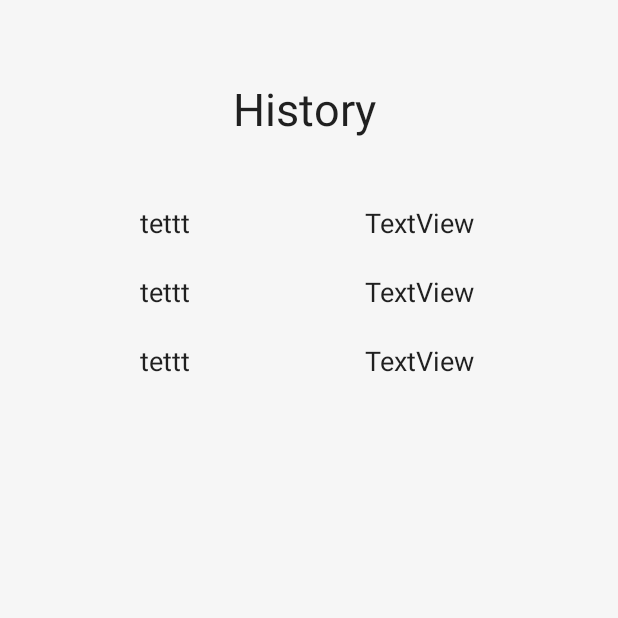
After one commit to taninjackie/wholesomefood, an Android app: the HistoryActivity screen opened directly, with no data from a screen before it, on a phone screen of 412 x 824 dp, the top half of it. The commit adds this screen. Run offline under Robolectric (Android 15) with nearby library versions, the phone set to English and light mode, and no system bars.

Commit message:
history_activity.xml and row_history.xml create

```diff
--- a/app/src/main/java/com/egco/wholesomefoodapp/DetectionActivity.kt
+++ b/app/src/main/java/com/egco/wholesomefoodapp/DetectionActivity.kt
@@ -125,9 +125,6 @@ class DetectionActivity:AppCompatActivity() {
         }
     }
 
-
-
-
     private fun fixbug64(b64: String):String{
         val new  = b64.substring(1).substring(1).dropLast(1)
         Log.d("Dedsecq", new)
@@ -156,7 +153,7 @@ class DetectionActivity:AppCompatActivity() {
             .add("img", base64)
             .build();
         val request = Request.Builder()
-            .url("https://acc667dc6ef1.ngrok.io/test")
+            .url("https://b41b7f9c4f83.ngrok.io/test")
             .post(formbody)
             .build()
         client.newCall(request).enqueue(object : Callback {
--- /dev/null
+++ b/app/src/main/java/com/egco/wholesomefoodapp/HistoryActivity.kt
@@ -0,0 +1,58 @@
+package com.egco.wholesomefoodapp
+
+import android.app.Activity
+import android.os.Bundle
+import android.view.LayoutInflater
+import android.view.View
+import android.view.ViewGroup
+import android.widget.TextView
+import androidx.recyclerview.widget.LinearLayoutManager
+import androidx.recyclerview.widget.RecyclerView
+import kotlinx.android.synthetic.main.activity_main.*
+import kotlinx.android.synthetic.main.history_activity.*
+import kotlinx.android.synthetic.main.row_history.view.*
+
+class HistoryActivity:Activity() {
+    override fun onCreate(savedInstanceState: Bundle?) {
+        super.onCreate(savedInstanceState)
+        setContentView(R.layout.history_activity)
+        val arrayListTest:ArrayList<String> = ArrayList()
+        arrayListTest.add("tettt")
+        arrayListTest.add("tettt")
+        arrayListTest.add("tettt")
+
+        recyclerViewHistory.layoutManager = LinearLayoutManager(this)
+        recyclerViewHistory.adapter = CustomAdapter(arrayListTest)
+
+    }
+
+    class CustomAdapter(private val dataSet: ArrayList<String>) :
+        RecyclerView.Adapter<CustomAdapter.ViewHolder>() {
+
+        class ViewHolder(view: View) : RecyclerView.ViewHolder(view) {
+            val dateHis: TextView
+
+            init {
+                dateHis = view.findViewById(R.id.dateHis)
+            }
+        }
+
+        // Create new views (invoked by the layout manager)
+        override fun onCreateViewHolder(viewGroup: ViewGroup, viewType: Int): ViewHolder {
+            // Create a new view, which defines the UI of the list item
+            val view = LayoutInflater.from(viewGroup.context)
+                .inflate(R.layout.row_history, viewGroup, false)
+
+            return ViewHolder(view)
+        }
+
+        override fun onBindViewHolder(viewHolder: ViewHolder, position: Int) {
+            viewHolder.dateHis.text = dataSet[position]
+        }
+
+        override fun getItemCount() = dataSet.size
+
+    }
+
+
+}
--- a/app/src/main/java/com/egco/wholesomefoodapp/SettingActivity.kt
+++ b/app/src/main/java/com/egco/wholesomefoodapp/SettingActivity.kt
@@ -32,9 +32,6 @@ class SettingActivity: AppCompatActivity() {
                 usernameBackup = lines.fold("") { some, text -> "$text" }
             }
             val listUserBackup = usernameBackup.split(",").toMutableList()
-            /*Log.d("list2", list.toString())
-            Log.d("list2", list[0])
-            Log.d("list22", list.joinToString ())*/
             deleteFile("users.txt")
             for(i in listUserBackup.indices)
             {
@@ -68,9 +65,7 @@ class SettingActivity: AppCompatActivity() {
 
         }
     }
-    private fun deleteUser() {
 
-    }
 
     private fun save(file:String,text:String) {
         var fos: FileOutputStream? = null
@@ -129,7 +124,6 @@ class SettingActivity: AppCompatActivity() {
         builder.show()
     }
     fun withMultiChoiceList(view: View) {
-
         val items = arrayOf("Shrimp", "Salmon", "Apple", "Tomato", "Pumpkin", "Cucumber", "Broccoli", "Rambutan")
         val selectedList = ArrayList<Int>()
         val builder = AlertDialog.Builder(this,R.style.AlertDialogTheme)
--- /dev/null
+++ b/app/src/main/res/layout/history_activity.xml
@@ -0,0 +1,30 @@
+<?xml version="1.0" encoding="utf-8"?>
+<androidx.constraintlayout.widget.ConstraintLayout xmlns:android="http://schemas.android.com/apk/res/android"
+    xmlns:app="http://schemas.android.com/apk/res-auto"
+    xmlns:tools="http://schemas.android.com/tools"
+    android:layout_width="match_parent"
+    android:layout_height="match_parent"
+    android:background="#4CE1E1E1">
+
+    <TextView
+        android:id="@+id/historyTitle"
+        android:layout_width="101dp"
+        android:layout_height="40dp"
+        android:layout_marginTop="52dp"
+        android:text="History"
+        android:textAppearance="@style/TextAppearance.AppCompat.Body1"
+        android:textSize="30sp"
+        app:layout_constraintEnd_toEndOf="parent"
+        app:layout_constraintStart_toStartOf="parent"
+        app:layout_constraintTop_toTopOf="parent" />
+
+    <androidx.recyclerview.widget.RecyclerView
+        android:id="@+id/recyclerViewHistory"
+        android:layout_width="382dp"
+        android:layout_height="571dp"
+        android:layout_marginTop="120dp"
+        app:layout_constraintEnd_toEndOf="parent"
+        app:layout_constraintHorizontal_bias="0.448"
+        app:layout_constraintStart_toStartOf="parent"
+        app:layout_constraintTop_toTopOf="parent" />
+</androidx.constraintlayout.widget.ConstraintLayout>
--- /dev/null
+++ b/app/src/main/res/layout/row_history.xml
@@ -0,0 +1,41 @@
+<?xml version="1.0" encoding="utf-8"?>
+<LinearLayout xmlns:android="http://schemas.android.com/apk/res/android"
+    xmlns:app="http://schemas.android.com/apk/res-auto"
+    xmlns:tools="http://schemas.android.com/tools"
+    android:layout_width="wrap_content"
+    android:layout_height="wrap_content">
+
+    <androidx.constraintlayout.widget.ConstraintLayout
+        android:layout_width="350dp"
+        android:layout_height="46dp">
+
+        <TextView
+            android:id="@+id/dateHis"
+            android:layout_width="136dp"
+            android:layout_height="21dp"
+            android:layout_marginTop="16dp"
+            android:gravity="center"
+            android:text="TextView"
+            android:textAppearance="@style/TextAppearance.AppCompat.Body1"
+            android:textSize="18sp"
+            app:layout_constraintEnd_toEndOf="parent"
+            app:layout_constraintHorizontal_bias="0.135"
+            app:layout_constraintStart_toStartOf="parent"
+            app:layout_constraintTop_toTopOf="parent" />
+
+        <TextView
+            android:id="@+id/nameOfFoodHis"
+            android:layout_width="136dp"
+            android:layout_height="21dp"
+            android:layout_marginTop="16dp"
+            android:gravity="center"
+            android:text="TextView"
+            android:textAppearance="@style/TextAppearance.AppCompat.Body1"
+            android:textSize="18sp"
+            app:layout_constraintEnd_toEndOf="parent"
+            app:layout_constraintHorizontal_bias="0.925"
+            app:layout_constraintStart_toStartOf="parent"
+            app:layout_constraintTop_toTopOf="parent" />
+    </androidx.constraintlayout.widget.ConstraintLayout>
+
+</LinearLayout>
```
Also changed, not shown: app/src/main/AndroidManifest.xml (+6 -3 lines), app/src/main/java/com/egco/wholesomefoodapp/HomeActivity.kt (+6 -2 lines), app/src/main/java/com/egco/wholesomefoodapp/MainActivity.kt (+2 -6 lines), app/src/main/java/com/egco/wholesomefoodapp/ResultImageDetection.kt (+11 -7 lines), app/src/main/res/layout/setting_activity.xml (+4 -4 lines), app/src/main/java/com/egco/wholesomefoodapp/Not Use/LoginActivity.kt (renamed from app/src/main/java/com/egco/wholesomefoodapp/LoginActivity.kt).
